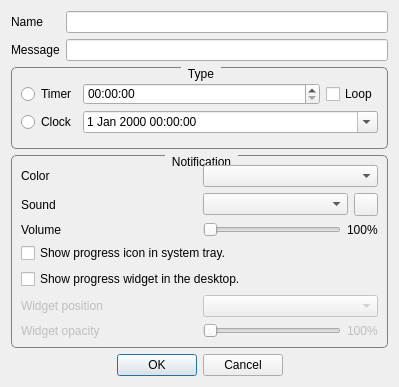
Qt form NewAlarmDialog.ui (FelixdelasPozas/MultiAlarm) before a commit.
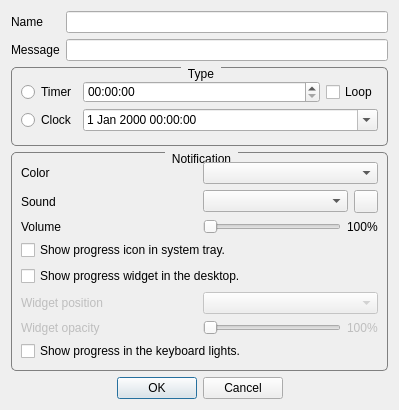
The same form after that commit. Icons and pictures are not drawn.

Commit message: Added support to show alarm progress in Logitech Gaming RGB keyboards.

The edit to the form file:
```diff
--- a/NewAlarmDialog.ui
+++ b/NewAlarmDialog.ui
@@ -10,19 +10,19 @@
     <x>0</x>
     <y>0</y>
     <width>399</width>
-    <height>387</height>
+    <height>410</height>
    </rect>
   </property>
   <property name="minimumSize">
    <size>
     <width>399</width>
-    <height>387</height>
+    <height>410</height>
    </size>
   </property>
   <property name="maximumSize">
    <size>
     <width>399</width>
-    <height>387</height>
+    <height>410</height>
    </size>
   </property>
   <property name="windowTitle">
@@ -381,6 +381,16 @@
         </item>
        </layout>
       </item>
+      <item>
+       <widget class="QCheckBox" name="m_showLogiled">
+        <property name="toolTip">
+         <string>Show alarm progress using the keyboard lights.</string>
+        </property>
+        <property name="text">
+         <string>Show progress in the keyboard lights.</string>
+        </property>
+       </widget>
+      </item>
      </layout>
     </widget>
    </item>
```
The commit also changes 12 other files.
